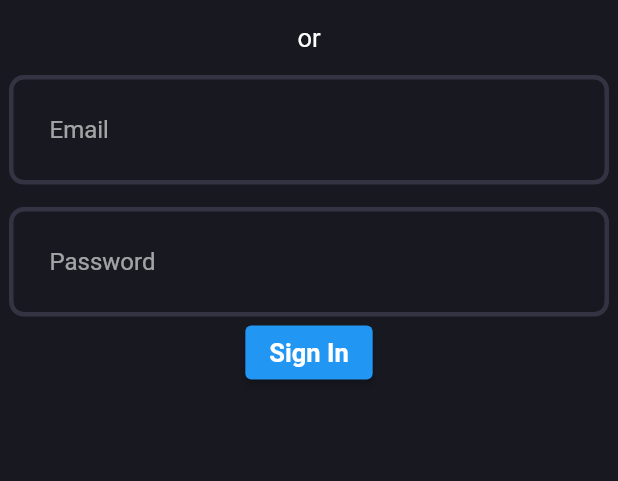
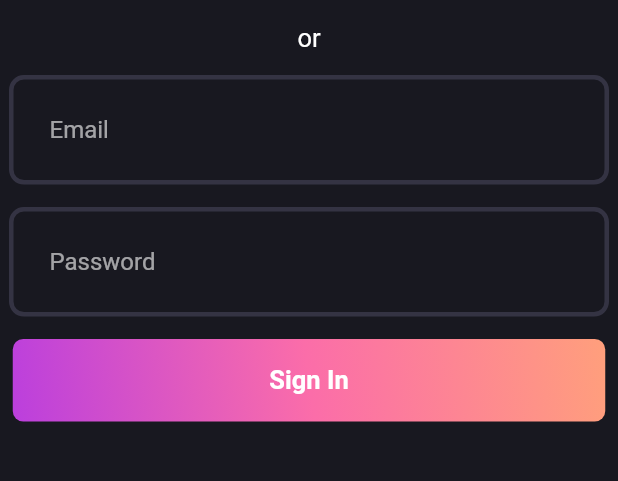
Before and after one commit to KCMicheal/flutter_responsive_login_ui, a Flutter app: the screen it shows after launch, on a phone screen of 412 x 824 dp, the part 614-1095 px from its top. Run offline on Flutter 3.47's test engine with Material 2 defaults, Android fonts, the phone set to English and light mode, and no system bars; our stand-ins replace flutter_svg.

Commit message:
perf; added signin button

```diff
--- a/lib/login_screen.dart
+++ b/lib/login_screen.dart
@@ -39,6 +39,7 @@ const LoginScreen({ Key? key }) : super(key: key);
               const LoginField(
                 hintText: 'Password',
               ),
+              const SizedBox(height: 15,),
               const GradientButton(),
             ],
           ) ,
--- a/lib/widgets/gradient_button.dart
+++ b/lib/widgets/gradient_button.dart
@@ -1,12 +1,31 @@
 import 'package:flutter/material.dart';
+import 'package:flutter_responsive_login_ui/pallete.dart';
 
 class GradientButton extends StatelessWidget {
 const GradientButton({ Key? key }) : super(key: key);
 
   @override
   Widget build(BuildContext context){
-    return ElevatedButton(
+    return Container(
+      decoration:  BoxDecoration(
+        gradient:  const LinearGradient(
+          colors: [
+            Pallete.gradient1,
+            Pallete.gradient2,
+            Pallete.gradient3
+          ],
+          begin: Alignment.bottomLeft,
+          end: Alignment.topRight,
+        ),
+        borderRadius: BorderRadius.circular(7),
+      ),
+      child: ElevatedButton(
         onPressed: () {},
+        style: ElevatedButton.styleFrom(
+          fixedSize: const Size(395, 55),
+          primary: Colors.transparent,
+          shadowColor: Colors.transparent,
+        ),
         child: const Text(
           'Sign In',
           style: TextStyle(
@@ -14,6 +33,7 @@ const GradientButton({ Key? key }) : super(key: key);
             fontSize: 17
           ),
         ),
+      ),
     );
   }
 }
```
Lines whose indentation alone changed are shown as unchanged.
